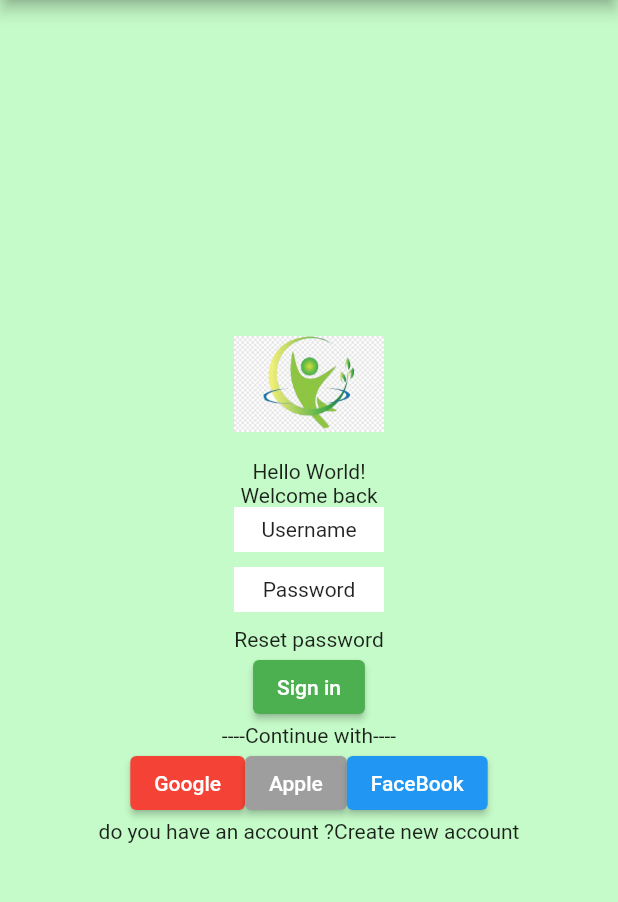
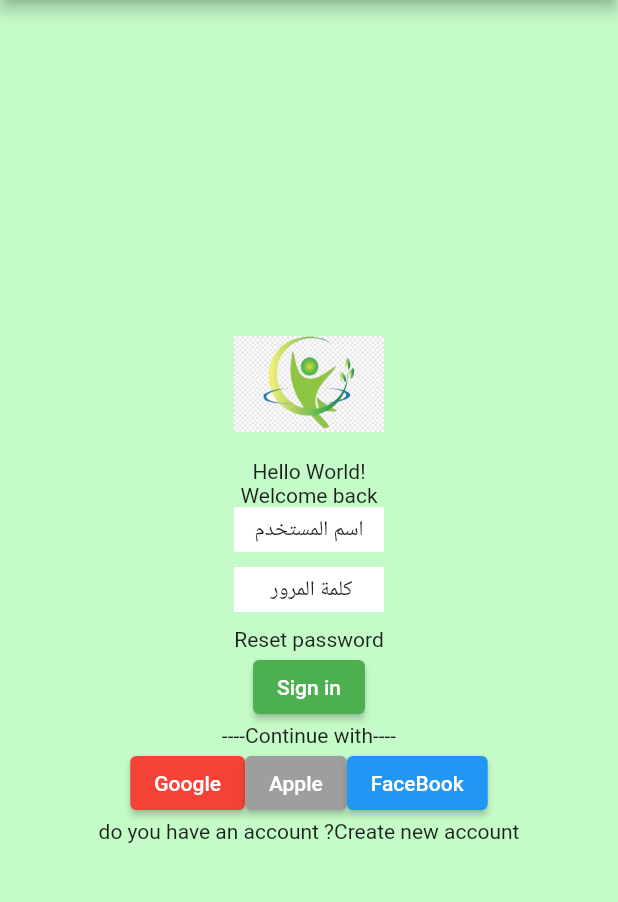
Before and after one commit to alikabi1394/AgeCalculation, a Flutter app: the screen it shows after launch, on a phone screen of 412 x 824 dp, the part 84-986 px from its top. Run offline on Flutter 3.47's test engine with Material 2 defaults, Android fonts, the phone set to English and light mode, and no system bars.

Commit message:
chng user in pasoord

```diff
--- a/lib/Login.dart
+++ b/lib/Login.dart
@@ -14,14 +14,14 @@ class Login extends StatelessWidget {
         Container(
           height: 30,
           width: 100,
-          child: Center(child: Text('Username')),
+          child: Center(child: Text('اسم المستخدم')),
           color: Colors.white,
         ),
         Container(
           margin: EdgeInsets.all(10),
           height: 30,
           width: 100,
-          child: Center(child: Text('Password')),
+          child: Center(child: Text(' كلمة المرور')),
           color: Colors.white,
         ),
         Text('Reset password'),
```
